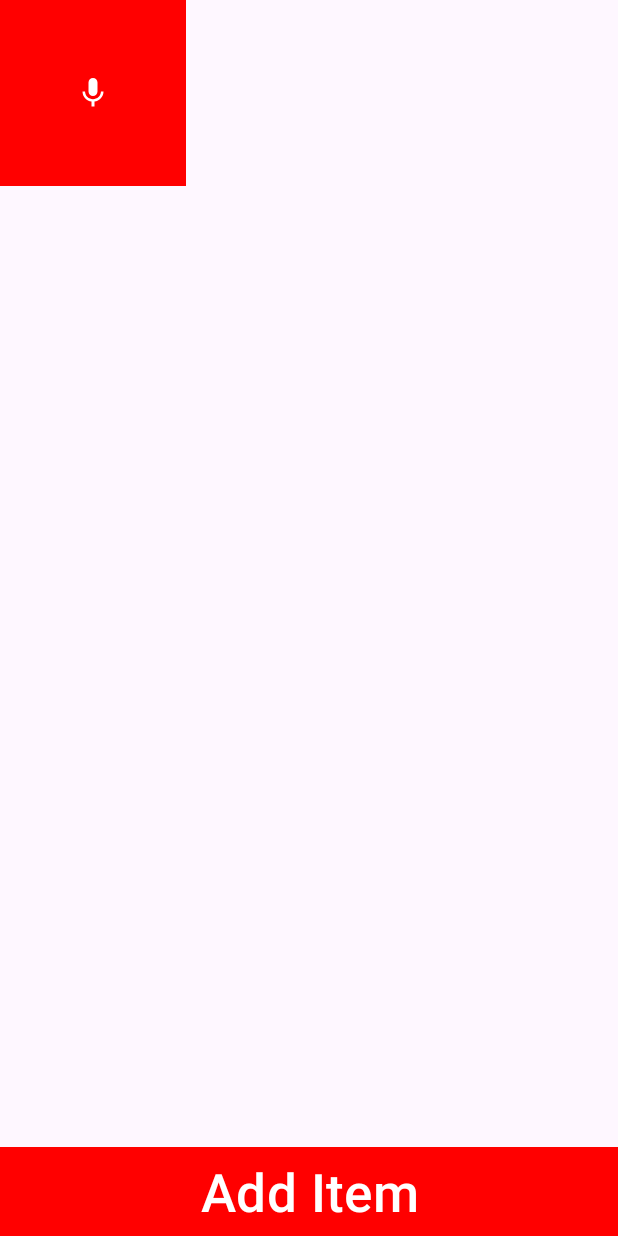
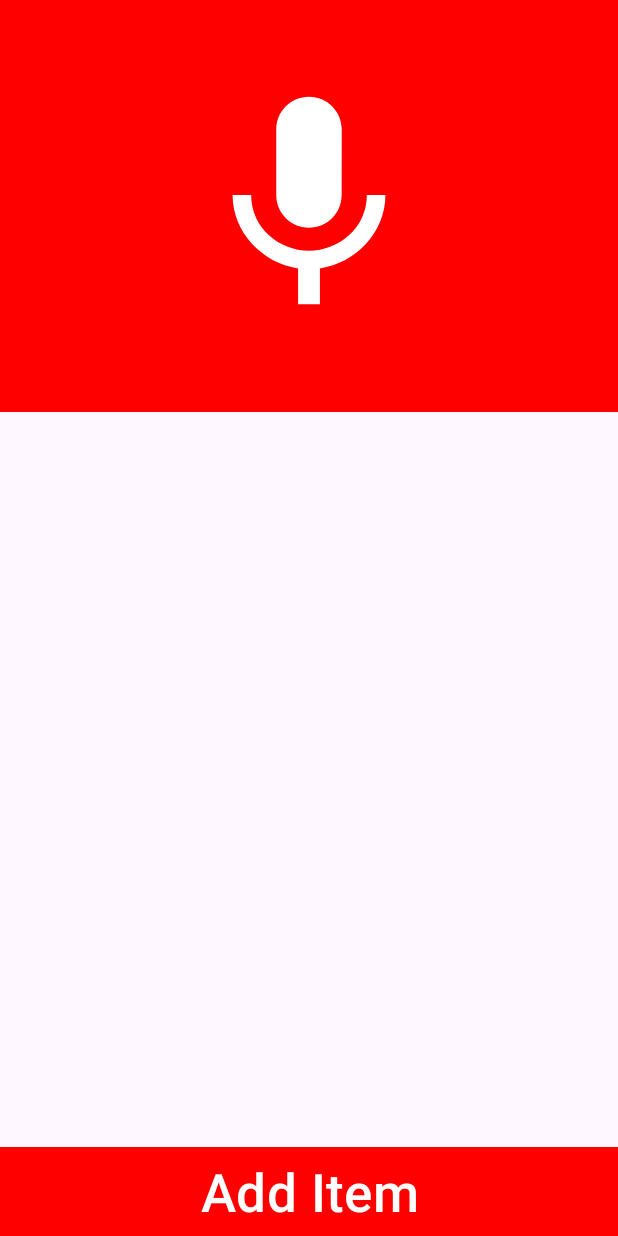
Before and after one commit to StudyProject-NLI/NLInterface, an Android app: the GroceryListActivity screen opened directly, with no data from a screen before it, on a phone screen of 412 x 824 dp. Run offline under Robolectric (Android 15) with nearby library versions, the phone set to English and light mode, and no system bars.

Commit message:
make groceryList persistent

```diff
--- a/app/src/main/java/com/nlinterface/activities/GroceryListActivity.kt
+++ b/app/src/main/java/com/nlinterface/activities/GroceryListActivity.kt
@@ -2,21 +2,23 @@ package com.nlinterface.activities
 
 import android.app.AlertDialog
 import android.os.Bundle
+import android.util.Log
 import android.view.View
 import android.widget.Button
 import android.widget.EditText
+import android.widget.ImageButton
+import android.widget.RelativeLayout
 import androidx.appcompat.app.AppCompatActivity
 import androidx.constraintlayout.widget.ConstraintLayout
-import androidx.lifecycle.ViewModel
 import androidx.lifecycle.ViewModelProvider
-import androidx.lifecycle.get
 import androidx.recyclerview.widget.LinearLayoutManager
 import androidx.recyclerview.widget.RecyclerView
 import com.nlinterface.R
+import com.nlinterface.adapters.GroceryListAdapter
 import com.nlinterface.databinding.ActivityGroceryListBinding
-import com.nlinterface.adapters.GroceryListAdapter
 import com.nlinterface.dataclasses.GroceryItem
 import com.nlinterface.viewmodels.GroceryListViewModel
+
 
 class GroceryListActivity : AppCompatActivity() {
 
@@ -50,7 +52,23 @@ class GroceryListActivity : AppCompatActivity() {
             onAddItemButtonClick()
         }
 
-        // RecyclerView GroceryItem Listener
+        val voiceActivationButton = findViewById<View>(R.id.grocery_list_bt) as ImageButton
+        val width = resources.displayMetrics.widthPixels
+        val height = resources.displayMetrics.heightPixels / 3
+        voiceActivationButton.layoutParams = ConstraintLayout.LayoutParams(width, height)
+
+        voiceActivationButton.setOnClickListener {
+            onAddVoiceActivationButtonClick()
+        }
+    }
+
+    override fun onDestroy() {
+        super.onDestroy()
+        viewModel.storeGroceryList()
+    }
+
+    private fun onAddVoiceActivationButtonClick() {
+        Log.println(Log.ASSERT, "GroceryListActivity: onAddVoiceActivationButtonClick", "Button CLicked")
     }
 
     private fun onAddItemButtonClick() {
@@ -62,8 +80,8 @@ class GroceryListActivity : AppCompatActivity() {
             builder.apply {
                 setPositiveButton(R.string.add) { _, _ ->
 
-                    var addItemEt = view.findViewById<EditText>(R.id.add_item_et)
-                    var newItemName = addItemEt.text.toString()
+                    val addItemEt = view.findViewById<EditText>(R.id.add_item_et)
+                    val newItemName = addItemEt.text.toString()
 
                     viewModel.addGroceryItem(newItemName)
                     adapter.notifyItemInserted(groceryItemList.size - 1)
@@ -79,5 +97,4 @@ class GroceryListActivity : AppCompatActivity() {
         alertDialog?.show()
     }
 
-
 }
--- a/app/src/main/java/com/nlinterface/viewmodels/GroceryListViewModel.kt
+++ b/app/src/main/java/com/nlinterface/viewmodels/GroceryListViewModel.kt
@@ -1,22 +1,52 @@
 package com.nlinterface.viewmodels
 
-import androidx.lifecycle.ViewModel
+import android.app.Application
+import android.util.Log
+import androidx.lifecycle.AndroidViewModel
+import com.google.gson.Gson
+import com.google.gson.reflect.TypeToken
 import com.nlinterface.dataclasses.GroceryItem
+import java.io.BufferedReader
+import java.io.File
 
-class GroceryListViewModel : ViewModel() {
 
+class GroceryListViewModel(application: Application) : AndroidViewModel(application) {
+
+    private val context = application
+    private val groceryListFileName = "GroceryList.json"
+    private val groceryListFile: File = File(context.filesDir, groceryListFileName)
     var groceryList: ArrayList<GroceryItem> = ArrayList<GroceryItem>()
+    var gson = Gson()
 
     fun fetchGroceryList() {
-        groceryList = arrayListOf(GroceryItem("Apples"),
-            GroceryItem("Oranges"), GroceryItem("Bananas"))
+
+        if (!groceryListFile.exists()) {
+            groceryListFile.createNewFile()
+        }
+
+        if (groceryListFile.length() > 0) {
+            val bufferedReader: BufferedReader = groceryListFile.bufferedReader()
+            val inputString = bufferedReader.use { it.readText() }
+            groceryList = gson.fromJson(
+                inputString,
+                object : TypeToken<ArrayList<GroceryItem?>?>() {}.type
+            ) as ArrayList<GroceryItem>
+        }
+
+        Log.println(Log.DEBUG, "1", groceryList.toString())
     }
 
     fun addGroceryItem(itemName: String): ArrayList<GroceryItem> {
-        groceryList.add(GroceryItem(itemName))
+        groceryList.add(GroceryItem(itemName, groceryList.size, false))
         return groceryList
     }
 
+    fun deleteGroceryItem(groceryItem: GroceryItem) {
+        groceryList.remove(groceryItem)
+    }
 
-
+    fun storeGroceryList() {
+        val jsonString : String = gson.toJson(groceryList)
+        groceryListFile.writeText(jsonString)
+    }
 }
```
